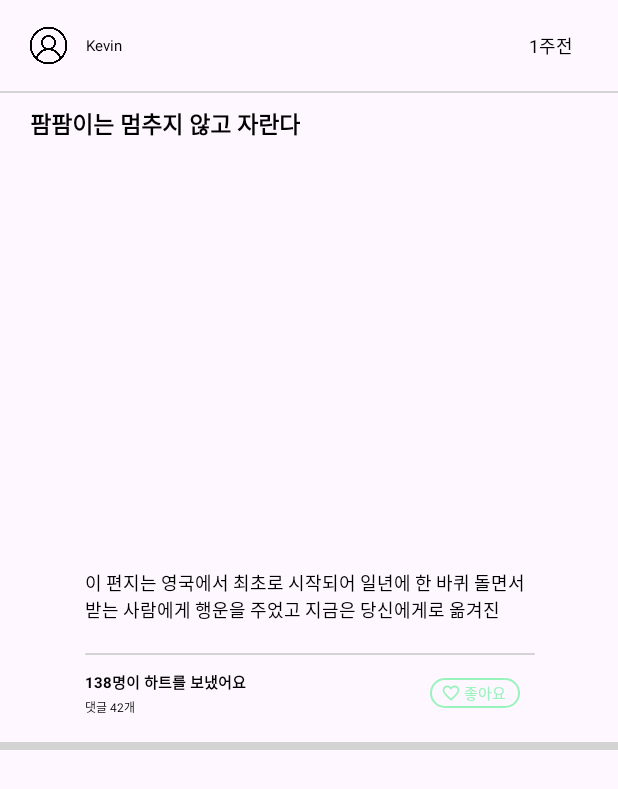
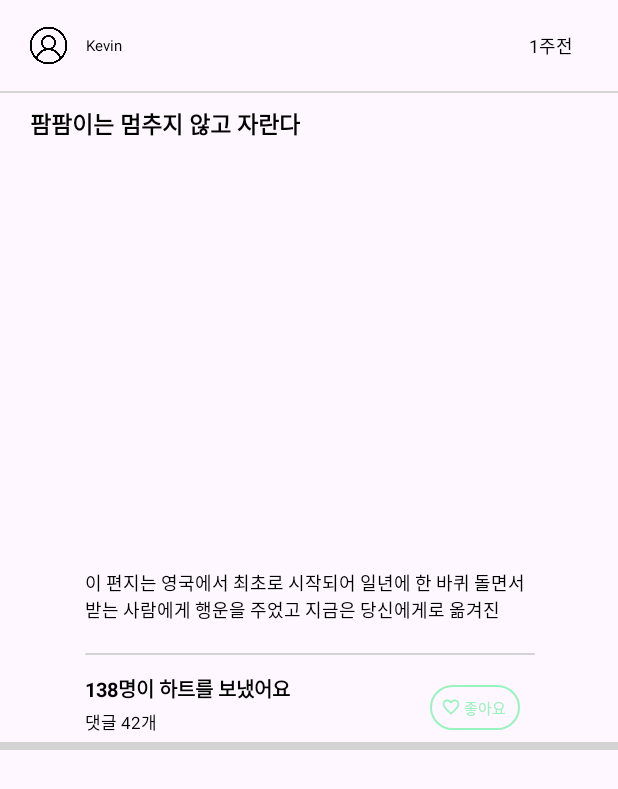
Before and after one commit to Team-amazing/pompom-android-v1, an Android app: the layout community_item.xml on its own in the app's theme, with its tools: preview values and no code run, on a phone screen of 412 x 824 dp. Shown: the top 789 px of the screen. Run offline under Robolectric (Android 15) with nearby library versions, the phone set to English and light mode, and no system bars.

Commit message:
♻ :: 디자인 변경

```diff
--- a/Autopom/app/src/main/res/layout/community_item.xml
+++ b/Autopom/app/src/main/res/layout/community_item.xml
@@ -101,10 +101,10 @@
         android:layout_width="wrap_content"
         android:layout_height="wrap_content"
         android:text="138명이 하트를 보냈어요"
-        android:textSize="10sp"
+        android:textSize="13sp"
         android:textColor="@color/black"
         android:textStyle="bold"
-        android:layout_marginTop="10dp"
+        android:layout_marginTop="12dp"
         app:layout_constraintLeft_toLeftOf="@id/iv_community_line1"
         app:layout_constraintTop_toBottomOf="@id/iv_community_line1"/>
 
@@ -114,15 +114,15 @@
         android:layout_height="wrap_content"
         android:text="댓글 42개"
         android:textColor="@color/black"
-        android:textSize="8sp"
+        android:textSize="11sp"
         android:layout_marginTop="3dp"
         app:layout_constraintLeft_toLeftOf="@id/tv_community_like"
         app:layout_constraintTop_toBottomOf="@id/tv_community_like"/>
 
     <androidx.appcompat.widget.AppCompatButton
-        android:id="@+id/btn_community_like"
+        android:id="@+id/btn_community_defaultLike"
         android:layout_width="60dp"
-        android:layout_height="20dp"
+        android:layout_height="30dp"
         android:text="좋아요"
         android:drawableLeft="@drawable/baseline_favorite_border_24"
         android:paddingLeft="7dp"
@@ -130,8 +130,27 @@
         android:background="@drawable/like_background"
         android:textColor="@color/main2"
         android:textSize="10sp"
-        android:layout_marginTop="15dp"
+        android:layout_marginTop="20dp"
         android:layout_marginRight="10dp"
+        android:visibility="visible"
+        app:layout_constraintRight_toRightOf="@id/iv_community_line1"
+        app:layout_constraintTop_toBottomOf="@id/iv_community_line1" />
+
+    <androidx.appcompat.widget.AppCompatButton
+        android:id="@+id/btn_community_like"
+        android:layout_width="60dp"
+        android:layout_height="30dp"
+        android:text="좋아요"
+        android:drawableLeft="@drawable/baseline_favorite_24"
+        android:paddingLeft="7dp"
+        android:paddingRight="7dp"
+        android:background="@drawable/radius"
+        android:backgroundTint="@color/main2"
+        android:textColor="@color/white"
+        android:textSize="10sp"
+        android:layout_marginTop="20dp"
+        android:layout_marginRight="10dp"
+        android:visibility="gone"
         app:layout_constraintRight_toRightOf="@id/iv_community_line1"
         app:layout_constraintTop_toBottomOf="@id/iv_community_line1" />
 
```
